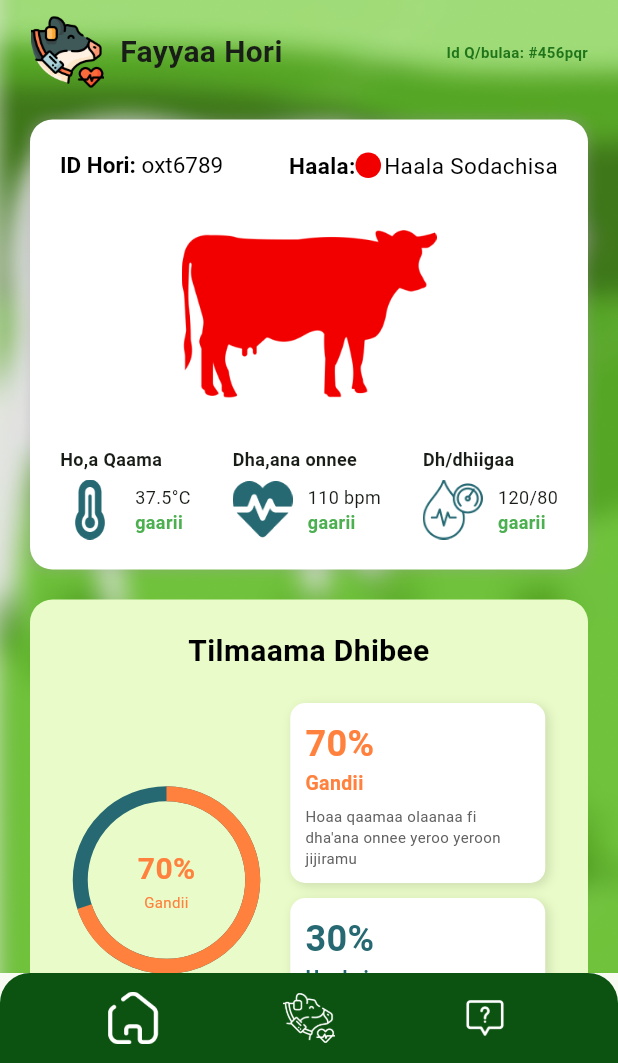
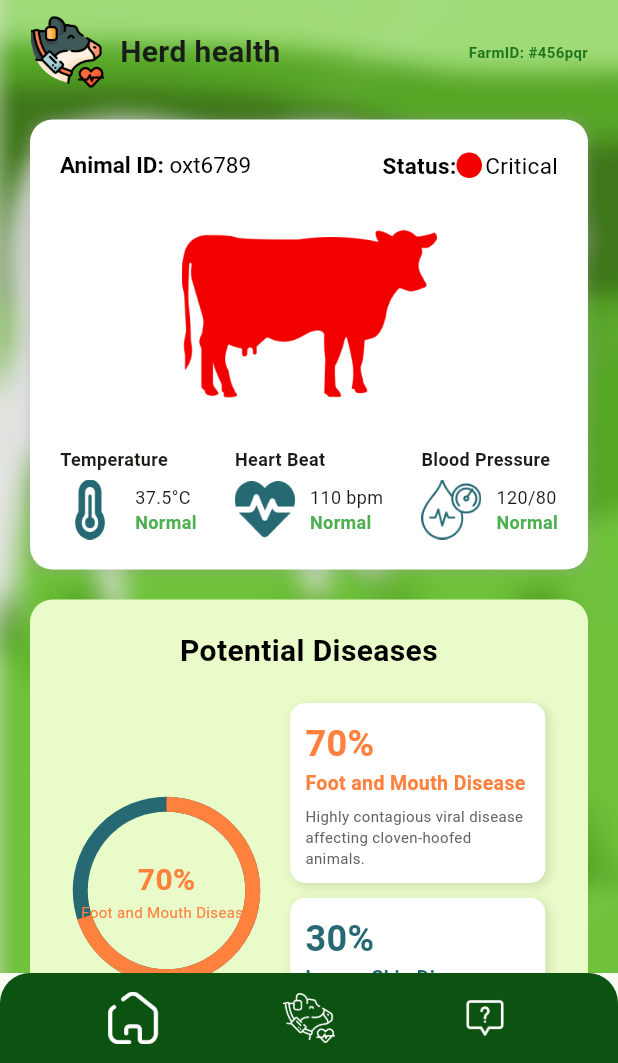
Before and after one commit to Firuol/seed, a Flutter app: the HealthDetails screen opened by its route, on a phone screen of 412 x 824 dp, the part 173-1236 px from its top. Run offline on Flutter 3.47's test engine with Material 3 defaults, Android fonts, the light colour scheme and no system bars; drawn by our look-alikes of percent_indicator; our stand-ins replace google_fonts.

Commit message:
lan changed

```diff
--- a/earlyvapp/lib/screens/animals_list.dart
+++ b/earlyvapp/lib/screens/animals_list.dart
@@ -32,7 +32,7 @@ class AnimalListScreen extends StatelessWidget {
                         ),
                         SizedBox(width: 10),
                         Text(
-                          "Fayyaa Hori",
+                          "Herd health",
                           style: TextStyle(
                             fontSize: 20,
                             fontWeight: FontWeight.bold,
@@ -40,7 +40,7 @@ class AnimalListScreen extends StatelessWidget {
                         ),
                         Spacer(),
                         Text(
-                          "Maqaa: eshetu",
+                          "FarmID: #456pqr",
                           style: TextStyle(
                             fontSize: 10,
                             fontWeight: FontWeight.bold,
@@ -54,17 +54,17 @@ class AnimalListScreen extends StatelessWidget {
                       mainAxisAlignment: MainAxisAlignment.spaceBetween,
                       children: [
                         Text(
-                          "Maaqa adda",
+                          "Animal ID",
                           style: TextStyle(
                               fontSize: 15, fontWeight: FontWeight.bold),
                         ),
                         Text(
-                          "Gosa",
+                          "Type",
                           style: TextStyle(
                               fontSize: 15, fontWeight: FontWeight.bold),
                         ),
                         Text(
-                          "Haala",
+                          "Status",
                           style: TextStyle(
                               fontSize: 15, fontWeight: FontWeight.bold),
                         ),
@@ -86,8 +86,8 @@ class AnimalListScreen extends StatelessWidget {
                               Navigator.pushNamed(context, "/healthDetails")
                             },
                             child: AnimalListItem(
-                              animalID: 'Hori-${6789 + index}',
-                              animalType: index % 2 == 0 ? 'Sawwaa' : 'Qotiyyo',
+                              animalID: 'An-${6789 + index}',
+                              animalType: index % 2 == 0 ? 'Cow' : 'Ox',
                               indicatorColor: index % 3 == 0
                                   ? Color(0xFF4DE342)
                                   : index % 3 == 1
--- a/earlyvapp/lib/screens/health_details.dart
+++ b/earlyvapp/lib/screens/health_details.dart
@@ -35,7 +35,7 @@ class HealthDetails extends StatelessWidget {
                           ),
                           SizedBox(width: 10),
                           Text(
-                            "Fayyaa Hori",
+                            "Herd health",
                             style: TextStyle(
                               fontSize: 20,
                               fontWeight: FontWeight.bold,
@@ -43,7 +43,7 @@ class HealthDetails extends StatelessWidget {
                           ),
                           Spacer(),
                           Text(
-                            "Id Q/bulaa: #456pqr",
+                            "FarmID: #456pqr",
                             style: TextStyle(
                               fontSize: 10,
                               fontWeight: FontWeight.bold,
--- a/earlyvapp/lib/screens/home_screen.dart
+++ b/earlyvapp/lib/screens/home_screen.dart
@@ -44,7 +44,7 @@ class _HomeScreenState extends State<HomeScreen> {
                           mainAxisAlignment: MainAxisAlignment.spaceBetween,
                           children: [
                             Text(
-                              "Baga Nagaan dhuftee Eshetu!",
+                              "Welcome Back Eshetu!",
                               style: TextStyle(
                                   color: Color.fromARGB(255, 12, 83, 17),
                                   fontSize: 20),
@@ -84,7 +84,7 @@ class _HomeScreenState extends State<HomeScreen> {
                                             CrossAxisAlignment.start,
                                         children: [
                                           Text(
-                                            'Hori Galmeesu',
+                                            'Register Animal',
                                             style: TextStyle(
                                                 fontSize: 15,
                                                 fontWeight: FontWeight.bold),
@@ -92,7 +92,7 @@ class _HomeScreenState extends State<HomeScreen> {
                                           SizedBox(height: 10),
                                           DropdownButtonFormField<String>(
                                             decoration: InputDecoration(
-                                              labelText: 'Gosa Hori',
+                                              labelText: 'Animal Type',
                                               labelStyle:
                                                   TextStyle(color: Colors.grey),
                                               filled: true,
@@ -105,9 +105,7 @@ class _HomeScreenState extends State<HomeScreen> {
                                               ),
                                             ),
                                             items: [
-                                              'Sawwaa',
-                                              'Qotiyyo',
-                                              'Jabbii'
+                                              'Cow', 'Ox', 'Calf'
                                             ].map((String value) {
                                               return DropdownMenuItem<String>(
                                                 value: value,
@@ -121,7 +119,7 @@ class _HomeScreenState extends State<HomeScreen> {
                                           SizedBox(height: 20),
                                           TextFormField(
                                             decoration: InputDecoration(
-                                              labelText: 'Gosa',
+                                              labelText: 'Breed',
                                               labelStyle:
                                                   TextStyle(color: Colors.grey),
                                               filled: true,
@@ -138,7 +136,7 @@ class _HomeScreenState extends State<HomeScreen> {
                                           ElevatedButton.icon(
                                             onPressed: () {},
                                             icon: Icon(Icons.qr_code_scanner),
-                                            label: Text('QR Code Kaasi'),
+                                            label: Text('Scan QR Code'),
                                             style: ElevatedButton.styleFrom(
                                               foregroundColor: Colors.white,
                                               backgroundColor: Color.fromARGB(
@@ -153,7 +151,7 @@ class _HomeScreenState extends State<HomeScreen> {
                                           ElevatedButton(
                                             onPressed: () {},
                                             child: Text(
-                                              'Ergi',
+                                              'Submit',
                                               style: TextStyle(
                                                   fontSize: 15,
                                                   color: Colors.white),
@@ -187,7 +185,7 @@ class _HomeScreenState extends State<HomeScreen> {
                                           },
                                           child: QuickOptionCard(
                                             iconPath: 'assets/location.png',
-                                            label: 'Horiiko Naa barbadi',
+                                            label: 'Locate My herd',
                                             backgroundColor:
                                                 Color.fromARGB(255, 12, 83, 17),
                                           ),
@@ -199,7 +197,7 @@ class _HomeScreenState extends State<HomeScreen> {
                                           },
                                           child: QuickOptionCard(
                                             iconPath: 'assets/herd.png',
-                                            label: 'fayyaa hori',
+                                            label: 'Herd Health',
                                             backgroundColor:
                                                 Color.fromARGB(255, 12, 83, 17),
                                           ),
@@ -211,7 +209,7 @@ class _HomeScreenState extends State<HomeScreen> {
                                           },
                                           child: QuickOptionCard(
                                             iconPath: 'assets/vaccine.png',
-                                            label: 'Talaalli',
+                                            label: 'Medication',
                                             backgroundColor:
                                                 Color.fromARGB(255, 12, 83, 17),
                                           ),
@@ -223,7 +221,7 @@ class _HomeScreenState extends State<HomeScreen> {
                                           },
                                           child: QuickOptionCard(
                                             iconPath: 'assets/phone.png',
-                                            label: 'Doctora Qunnamuf',
+                                            label: 'Telemedicine',
                                             backgroundColor:
                                                 Color.fromARGB(255, 12, 83, 17),
                                           ),
--- a/earlyvapp/lib/screens/telemed.dart
+++ b/earlyvapp/lib/screens/telemed.dart
@@ -19,7 +19,7 @@ class Telemed extends StatelessWidget {
     return Scaffold(
       appBar: AppBar(
         title: const Text(
-          'Doctara Marisisuu',
+          'Telemedicine',
           style: TextStyle(
             color: Colors.white, // Makes the text color white
           ),
--- a/earlyvapp/lib/widgets/health_details_widgets/health_summary.dart
+++ b/earlyvapp/lib/widgets/health_details_widgets/health_summary.dart
@@ -72,7 +72,7 @@ class _AnimalHealthWidgetState extends State<AnimalHealthWidget> {
                   style: TextStyle(fontSize: 15, color: Colors.black),
                   children: [
                     TextSpan(
-                      text: 'ID Hori: ',
+                      text: 'Animal ID: ',
                       style: TextStyle(fontWeight: FontWeight.bold),
                     ),
                     TextSpan(
@@ -84,7 +84,7 @@ class _AnimalHealthWidgetState extends State<AnimalHealthWidget> {
               ),
               Row(
                 children: [
-                  Text('Haala:',
+                  Text('Status:',
                       style: TextStyle(
                         fontSize: 15,
                         color: Colors.black,
@@ -100,7 +100,7 @@ class _AnimalHealthWidgetState extends State<AnimalHealthWidget> {
                   ),
                   SizedBox(width: 2),
                   Text(
-                    'Haala Sodachisa',
+                    'Critical',
                     style: TextStyle(
                       fontSize: 15,
                       color: Colors.black,
@@ -120,25 +120,25 @@ class _AnimalHealthWidgetState extends State<AnimalHealthWidget> {
             mainAxisAlignment: MainAxisAlignment.spaceBetween,
             children: [
               _buildHealthParameter(
-                title: 'Ho,a Qaama',
+                title: 'Temperature',
                 iconPath: 'assets/temperature.png',
                 value: '${temperature.toStringAsFixed(1)}°C',
-                status: temperature > 39 ? 'olaanaa' : 'gaarii',
+                status: temperature > 39 ? 'High' : 'Normal',
                 statusColor:
                     temperature > 39 ? Color(0xFFF20000) : Colors.green,
               ),
               _buildHealthParameter(
-                title: 'Dha,ana onnee',
+                title: 'Heart Beat',
                 iconPath: 'assets/heart.png',
                 value: '$heartbeat bpm',
-                status: heartbeat > 120 ? 'olaanaa' : 'gaarii',
+                status: heartbeat > 120 ? 'High' : 'Normal',
                 statusColor: heartbeat > 120 ? Color(0xFFF20000) : Colors.green,
               ),
               _buildHealthParameter(
-                title: 'Dh/dhiigaa',
+                title: 'Blood Pressure',
                 iconPath: 'assets/bp.png',
                 value: bloodPressure,
-                status: _isHighBP(bloodPressure) ? 'olaanaa' : 'gaarii',
+                status: _isHighBP(bloodPressure) ? 'High' : 'Normal',
                 statusColor:
                     _isHighBP(bloodPressure) ? Color(0xFFF20000) : Colors.green,
               ),
--- a/earlyvapp/lib/widgets/health_details_widgets/potential_diseases.dart
+++ b/earlyvapp/lib/widgets/health_details_widgets/potential_diseases.dart
@@ -9,7 +9,7 @@ class PotentialDiseasesWidget extends StatefulWidget {
 
 class _PotentialDiseasesWidgetState extends State<PotentialDiseasesWidget> {
   double diseaseProbability = 0.7;
-  String diseaseName = "Gandii";
+  String diseaseName = "Foot and Mouth Disease";
   Color diseaseColor = Color(0xFFFF813D);
 
   void updateIndicator(
@@ -35,7 +35,7 @@ class _PotentialDiseasesWidgetState extends State<PotentialDiseasesWidget> {
         crossAxisAlignment: CrossAxisAlignment.center,
         children: [
           Text(
-            "Tilmaama Dhibee",
+            "Potential Diseases",
             style: TextStyle(
               fontSize: 20,
               fontWeight: FontWeight.bold,
@@ -82,7 +82,7 @@ class _PotentialDiseasesWidgetState extends State<PotentialDiseasesWidget> {
                     onTap: () {
                       updateIndicator(
                         0.7,
-                        "Gandii",
+                        "Foot and Mouth Disease",
                       );
                     },
                     child: Container(
@@ -116,7 +116,7 @@ class _PotentialDiseasesWidgetState extends State<PotentialDiseasesWidget> {
                                     ),
                                   ),
                                   Text(
-                                    "Gandii",
+                                    "Foot and Mouth Disease",
                                     maxLines: 1,
                                     overflow: TextOverflow.ellipsis,
                                     style: TextStyle(
@@ -131,7 +131,7 @@ class _PotentialDiseasesWidgetState extends State<PotentialDiseasesWidget> {
                           ),
                           SizedBox(height: 5),
                           Text(
-                            "Hoaa qaamaa olaanaa fi dha'ana onnee yeroo yeroon jijiramu",
+                            "Highly contagious viral disease affecting cloven-hoofed animals.",
                             style: TextStyle(
                               fontSize: 10,
                               color: Colors.grey[700],
@@ -146,7 +146,7 @@ class _PotentialDiseasesWidgetState extends State<PotentialDiseasesWidget> {
                     onTap: () {
                       updateIndicator(
                         0.3,
-                        "Abbaa Sangaa",
+                        "Lumpy Skin Disease",
                       );
                     },
                     child: Container(
@@ -180,7 +180,7 @@ class _PotentialDiseasesWidgetState extends State<PotentialDiseasesWidget> {
                                     ),
                                   ),
                                   Text(
-                                    "Hooksisaa",
+                                    "Lumpy Skin Disease",
                                     maxLines: 1,
                                     overflow: TextOverflow.ellipsis,
                                     style: TextStyle(
@@ -195,7 +195,7 @@ class _PotentialDiseasesWidgetState extends State<PotentialDiseasesWidget> {
                           ),
                           SizedBox(height: 5),
                           Text(
-                            "yeroo bay'ee jabbiile xixiqo irratti kan mul'atu.",
+                            "A disease affecting cattle, characterized by lumps on the skin.",
                             style: TextStyle(
                               fontSize: 10,
                               color: Colors.grey[700],
--- a/earlyvapp/lib/widgets/home_widgets/circular_bar_summary.dart
+++ b/earlyvapp/lib/widgets/home_widgets/circular_bar_summary.dart
@@ -35,7 +35,7 @@ class _CircularBarSummaryState extends State<CircularBarSummary> {
     atRiskPercent = widget.atRiskCount / total;
     criticalPercent = widget.criticalCount / total;
 
-    displayLabel = 'Horii fayyaa';
+    displayLabel = 'Healthy Herd';
     displayCount = widget.healthyCount;
     displayColor = Color(0xFF4DE342);
     displayPercent = healthyPercent;
@@ -51,8 +51,8 @@ class _CircularBarSummaryState extends State<CircularBarSummary> {
             CircularPercentIndicator(
               radius: 70.0,
               lineWidth: 10.0,
-              percent: displayLabel == 'Fayyalessa' ? displayPercent : 0.0,
-              progressColor: displayLabel == 'Fayyalessa'
+              percent: displayLabel == 'Healthy Herd' ? displayPercent : 0.0,
+              progressColor: displayLabel == 'Healthy Herd'
                   ? displayColor
                   : Colors.transparent,
               backgroundColor: Colors.transparent,
@@ -61,8 +61,8 @@ class _CircularBarSummaryState extends State<CircularBarSummary> {
             CircularPercentIndicator(
               radius: 70.0,
               lineWidth: 10.0,
-              percent: displayLabel == 'Dhukkubsata' ? displayPercent : 0.0,
-              progressColor: displayLabel == 'Dhukkubsata'
+              percent: displayLabel == 'At Risk' ? displayPercent : 0.0,
+              progressColor: displayLabel == 'At Risk'
                   ? displayColor
                   : Colors.transparent,
               backgroundColor: Colors.transparent,
@@ -71,8 +71,8 @@ class _CircularBarSummaryState extends State<CircularBarSummary> {
             CircularPercentIndicator(
               radius: 70.0,
               lineWidth: 10.0,
-              percent: displayLabel == 'B/Dhukkubsata' ? displayPercent : 0.0,
-              progressColor: displayLabel == 'B/Dhukkubsata'
+              percent: displayLabel == 'Critical' ? displayPercent : 0.0,
+              progressColor: displayLabel == 'Critical'
                   ? displayColor
                   : Colors.transparent,
               backgroundColor: Colors.transparent,
@@ -95,15 +95,15 @@ class _CircularBarSummaryState extends State<CircularBarSummary> {
         Column(
           crossAxisAlignment: CrossAxisAlignment.start,
           children: [
-            _buildLegend(Color(0xFF4DE342), 'Fayyalessa', widget.healthyCount,
-                'Fayyalessa', Color(0xFF4DE342), healthyPercent),
-            _buildLegend(Color(0xFFFF813D), 'Dhukkubsata', widget.atRiskCount,
-                'Dhukkubsata', Color(0xFFFF813D), atRiskPercent),
+            _buildLegend(Color(0xFF4DE342), 'Healthy Herd', widget.healthyCount,
+                'Healthy Herd', Color(0xFF4DE342), healthyPercent),
+            _buildLegend(Color(0xFFFF813D), 'At Risk', widget.atRiskCount,
+                'At Risk', Color(0xFFFF813D), atRiskPercent),
             _buildLegend(
                 Color(0xFFF20000),
-                'B/Dhukkubsata',
+                'Critical',
                 widget.criticalCount,
-                'B/Dhukkubsata',
+                'Critical',
                 Color(0xFFF20000),
                 criticalPercent),
           ],
--- a/earlyvapp/lib/widgets/home_widgets/toggle_tabs.dart
+++ b/earlyvapp/lib/widgets/home_widgets/toggle_tabs.dart
@@ -31,8 +31,8 @@ class _ToggleTabsState extends State<ToggleTabs> {
       child: Row(
         mainAxisAlignment: MainAxisAlignment.spaceEvenly,
         children: [
-          _buildTab('Horii', 0),
-          _buildTab('Haaraa Galmeessuf', 1),
+          _buildTab('Main', 0),
+          _buildTab('New', 1),
         ],
       ),
     );
```
Also changed, not shown: earlyvapp/lib/screens/Vacine.dart (+15 -15 lines).
